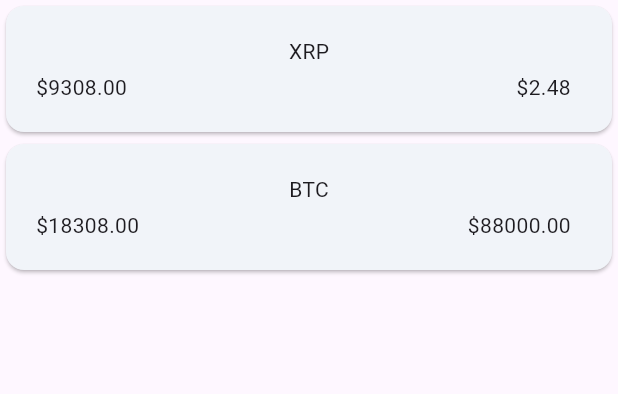
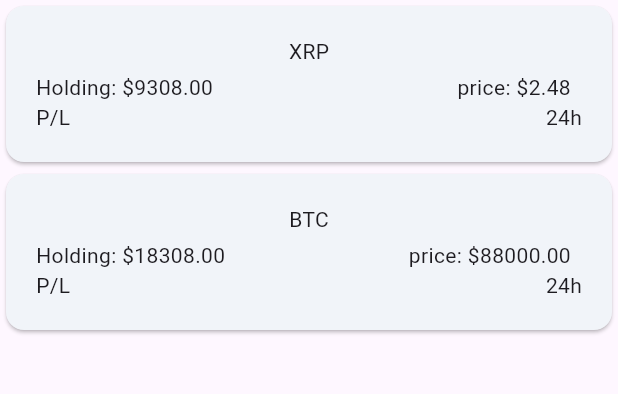
Before and after one commit to Sant0sSilva/Coinography, a Flutter app: the screen it shows after launch, on a phone screen of 412 x 824 dp, the part 84-478 px from its top. Run offline on Flutter 3.47's test engine with Material 3 defaults, Android fonts, the light colour scheme and no system bars.

Commit message:
coin card layout update

```diff
--- a/lib/coin_card.dart
+++ b/lib/coin_card.dart
@@ -1,10 +1,7 @@
-import 'package:coinography/coins.dart';
 import 'package:flutter/material.dart';
 import 'coin.dart';
-import 'coin.dart';
-import 'coins_list.dart';
 
-// coinCard must display coinTitle, coinPrice, coin24h, holdings
+// coinCard must display coinTitle, coinPrice, coin24h, holdings. profit/loss
 
 class CoinItem extends StatelessWidget {
   const CoinItem(this.coin, {super.key});
@@ -13,7 +10,11 @@ class CoinItem extends StatelessWidget {
 
   @override
   Widget build(BuildContext context) {
-    return Card(
+    return InkWell(
+      onTap: () {
+        print('tap tap');
+      },
+      child: Card(
         child: Padding(
           padding: const EdgeInsets.symmetric(
             horizontal: 20,
@@ -22,22 +23,37 @@ class CoinItem extends StatelessWidget {
           child: Column(
             children: [
               Text(coin.coinTitle),
-            const SizedBox(height: 4,),
+              const SizedBox(
+                height: 4,
+              ),
               Row(
                 children: [
-                Text('\$${coin.amountUSD.toStringAsFixed(2)}',),
+                  Text(
+                    'Holding: \$${coin.amountUSD.toStringAsFixed(2)}',
+                  ),
                   const Spacer(),
                   Row(
                     children: [
-                    Text('\$${coin.tokenAmount.toStringAsFixed(2)}  ',),
+                      Text(
+                        'price: \$${coin.tokenAmount.toStringAsFixed(2)}  ',
+                      ),
                       // const Spacer(),
                       // Text('${coin.coin24H.toStringAsFixed(2)}%'),
-
                     ],
                   )
                 ],
-            )
+              ),
+              Row(
+                children: [
+                  Text('P/L'),
+                  const Spacer(),
+                  Row(children: [
+                    Text('24h'),
+                  ],)
                 ],
+              ),
+            ],
+          ),
         ),
       ),
     );
```
Lines whose indentation alone changed are shown as unchanged.
